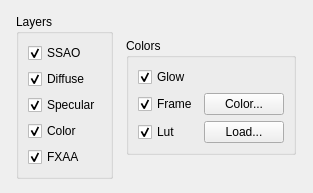
Above: PerryEditor/renderingoptions.ui from APerricone/PerryEngine before the change. Below: the same form after it.
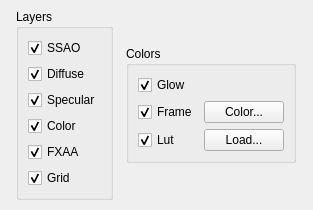
That is the form after the change.

Commit message: CDynamucMesh: Add Torus creation PerryEditor: Add MouseRotate class (not work) PerryEditor: Add Grid option PerryEditor: minor fixes

```diff
--- a/PerryEditor/renderingoptions.ui
+++ b/PerryEditor/renderingoptions.ui
@@ -7,7 +7,7 @@
     <x>0</x>
     <y>0</y>
     <width>313</width>
-    <height>193</height>
+    <height>210</height>
    </rect>
   </property>
   <property name="locale">
@@ -80,6 +80,16 @@
          </property>
         </widget>
        </item>
+       <item>
+        <widget class="QCheckBox" name="m_qGridCheck">
+         <property name="text">
+          <string>Grid</string>
+         </property>
+         <property name="checked">
+          <bool>true</bool>
+         </property>
+        </widget>
+       </item>
       </layout>
      </widget>
     </item>
```
Left out of the diff: 16 changed lines with no effect on the pictures. The commit also changes 13 other files.
